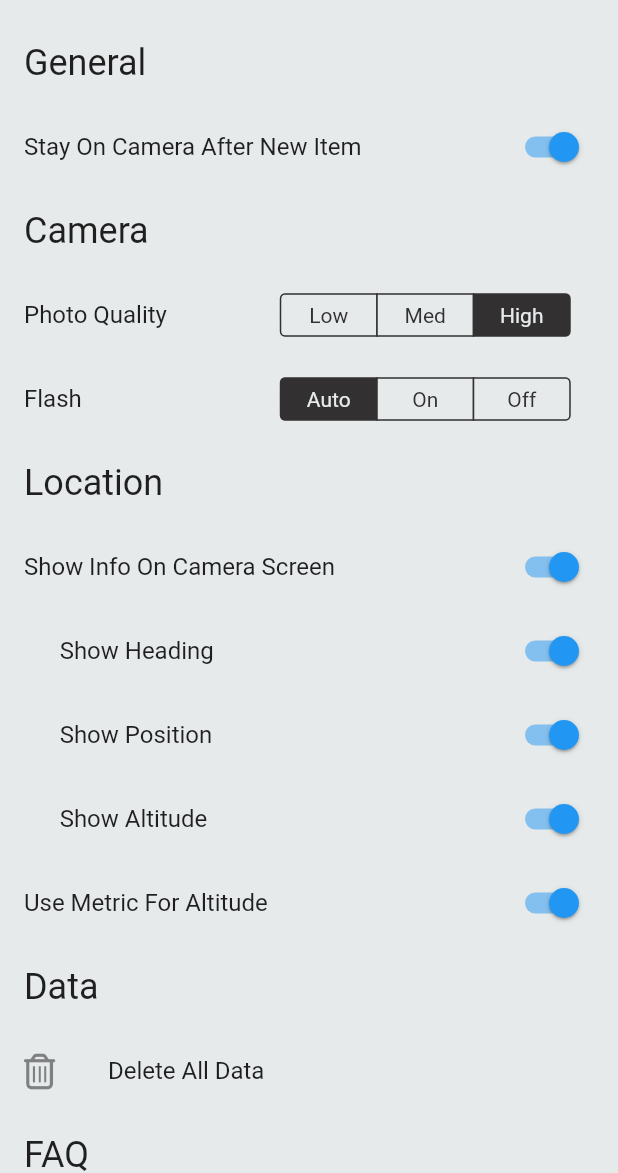
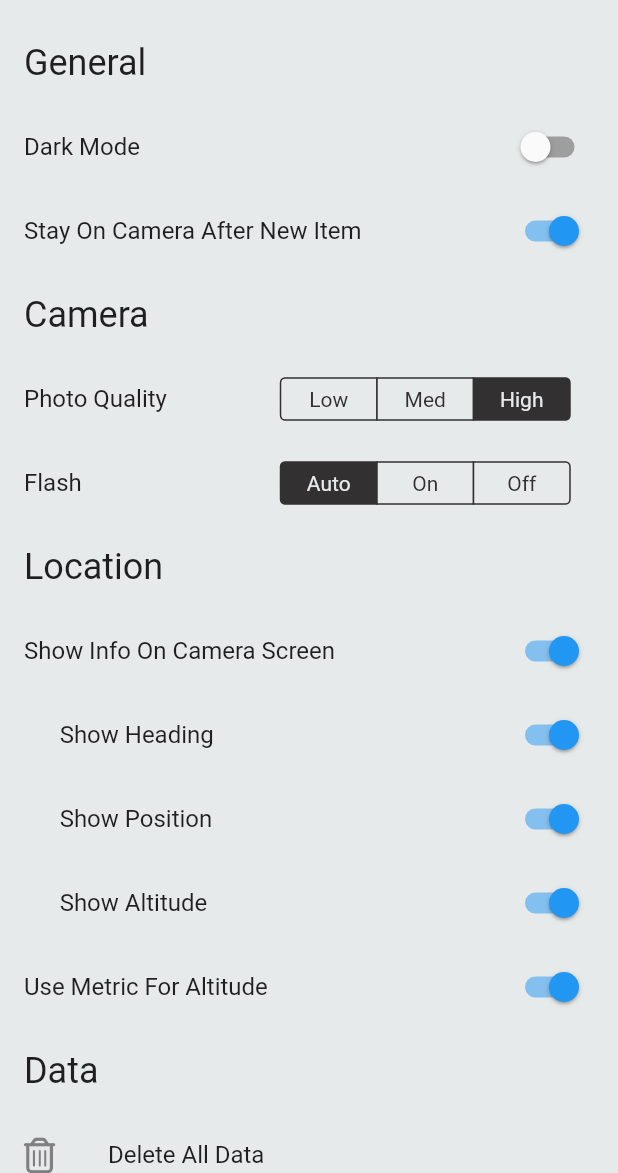
Before and after one commit to chrisstayte/Collector, a Flutter app: the screen it shows after launch, after a tap on an icon or button, on a phone screen of 412 x 824 dp, the part 63-1236 px from its top. Run offline on Flutter 3.47's test engine with Material 2 defaults, Android fonts, the phone set to English and light mode, and no system bars; our stand-ins replace auto_size_text, camera, flutter_compass, font_awesome_flutter, geolocator, package_info_plus and 4 more; missing offline and left inert: flutter_sms.

Commit message:
adding dark mode

```diff
--- a/lib/main.dart
+++ b/lib/main.dart
@@ -48,7 +48,9 @@ class MyApp extends StatelessWidget {
       title: 'Collector',
       showSemanticsDebugger: false,
       debugShowCheckedModeBanner: false,
-      themeMode: ThemeMode.light,
+      themeMode: context.watch<SettingsProvider>().isDarkMode
+          ? ThemeMode.dark
+          : ThemeMode.light,
       theme: ThemeData.light().copyWith(
         scaffoldBackgroundColor: Global.colors.lightIconColor,
         appBarTheme: AppBarTheme(
--- a/lib/providers/settings_provider.dart
+++ b/lib/providers/settings_provider.dart
@@ -30,6 +30,8 @@ class SettingsProvider extends ChangeNotifier {
 
     _sortingMethod = SortingMethod.values.byName(
         prefs.getString('sortingMethod') ?? SortingMethod.dateAscending.name);
+
+    _isDarkMode = prefs.getBool('isDarkMode') ?? false;
 
     notifyListeners();
   }
@@ -114,4 +116,13 @@ class SettingsProvider extends ChangeNotifier {
     await prefs.setString('sortingMethod', value.name);
     notifyListeners();
   }
+
+  bool _isDarkMode = false;
+  bool get isDarkMode => _isDarkMode;
+
+  void setIsDarkMode(bool value) async {
+    _isDarkMode = value;
+    await prefs.setBool('isDarkMode', value);
+    notifyListeners();
+  }
 }
--- a/lib/screens/add_item_screen.dart
+++ b/lib/screens/add_item_screen.dart
@@ -70,7 +70,11 @@ class _AddItemScreenState extends State<AddItemScreen> {
                   heading: widget.newItemArguments.heading,
                 );
 
-                context.read<CollectorProvider>().addItem(item);
+                context.read<CollectorProvider>()
+                  ..addItem(item)
+                  ..sortItems(
+                    context.read<SettingsProvider>().sortingMethod,
+                  );
 
                 if (context.read<SettingsProvider>().stayOnCameraAfterNewItem) {
                   Navigator.pop(context);
--- a/lib/screens/home_screen.dart
+++ b/lib/screens/home_screen.dart
@@ -2,7 +2,9 @@ import 'dart:io';
 
 import 'package:collector/global/Global.dart';
 import 'package:collector/main.dart';
+import 'package:collector/models/sorting_method.dart';
 import 'package:collector/providers/collector_provider.dart';
+import 'package:collector/providers/settings_provider.dart';
 import 'package:collector/widgets/item_card.dart';
 import 'package:flutter/foundation.dart';
 import 'package:flutter/material.dart';
@@ -43,6 +45,7 @@ class _HomeScreenState extends State<HomeScreen> {
   Widget build(BuildContext context) {
     return Scaffold(
       appBar: AppBar(
+        automaticallyImplyLeading: false,
         title: GestureDetector(
           onLongPress: () {
             if (kDebugMode) {
@@ -51,13 +54,37 @@ class _HomeScreenState extends State<HomeScreen> {
           },
           child: const Text('Collector'),
         ),
-        leading: DropdownButton(
-          onChanged: (value) {},
-          items: [
-            DropdownMenuItem<String>(
-              child: Icon(Icons.sort_by_alpha),
-            )
-          ],
+        leading: Padding(
+          padding: const EdgeInsets.only(left: 8.0),
+          child: DropdownButton(
+            value: context.watch<SettingsProvider>().sortingMethod,
+            onChanged: (value) {
+              context
+                  .read<SettingsProvider>()
+                  .setSortingMethod(value as SortingMethod);
+              context
+                  .read<CollectorProvider>()
+                  .sortItems(value as SortingMethod);
+            },
+            items: const [
+              DropdownMenuItem<SortingMethod>(
+                value: SortingMethod.dateAscending,
+                child: FaIcon(FontAwesomeIcons.arrowDown19),
+              ),
+              DropdownMenuItem<SortingMethod>(
+                value: SortingMethod.dateDescending,
+                child: FaIcon(FontAwesomeIcons.arrowDown91),
+              ),
+              DropdownMenuItem<SortingMethod>(
+                value: SortingMethod.alphaAscending,
+                child: FaIcon(FontAwesomeIcons.arrowDownAZ),
+              ),
+              DropdownMenuItem<SortingMethod>(
+                value: SortingMethod.alphaDescending,
+                child: FaIcon(FontAwesomeIcons.arrowDownZA),
+              ),
+            ],
+          ),
         ),
         actions: [
           IconButton(
--- a/lib/screens/settings_screen.dart
+++ b/lib/screens/settings_screen.dart
@@ -54,6 +54,15 @@ class _SettingsScreenState extends State<SettingsScreen> {
             title: Text(
               'General',
               style: Theme.of(context).textTheme.headline5,
+            ),
+          ),
+          ListTile(
+            title: Text('Dark Mode'),
+            trailing: Switch(
+              onChanged: (value) {
+                context.read<SettingsProvider>().setIsDarkMode(value);
+              },
+              value: context.watch<SettingsProvider>().isDarkMode,
             ),
           ),
           ListTile(
```
Also changed, not shown: lib/providers/collector_provider.dart (+20 -7 lines), lib/screens/edit_item_screen.dart (+8 -3 lines).
